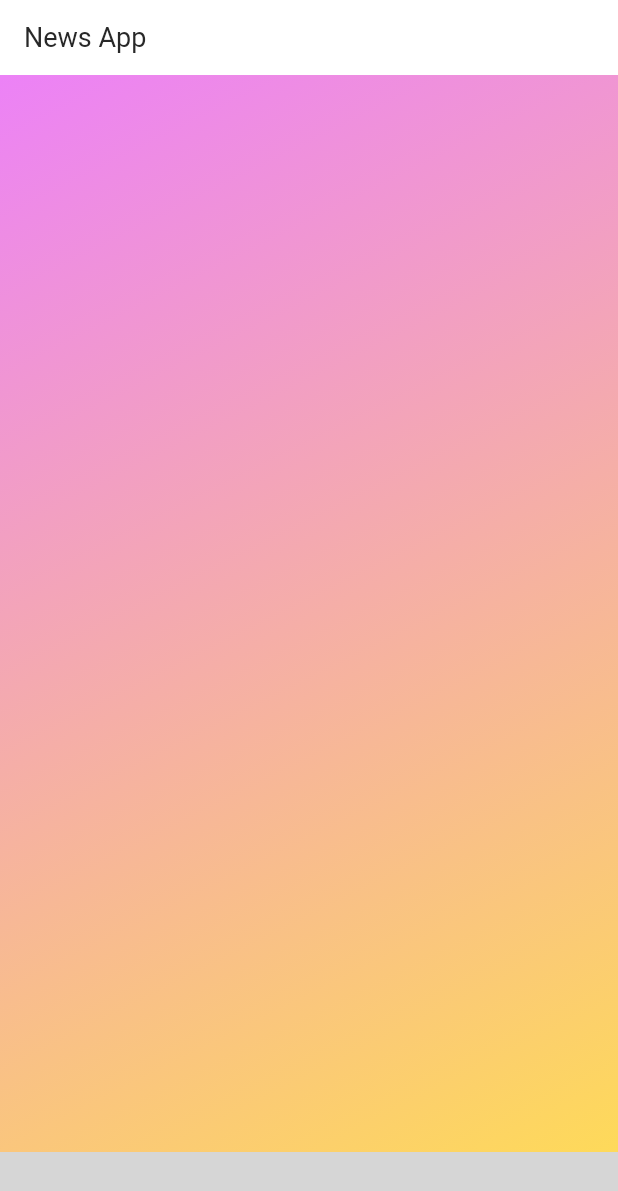
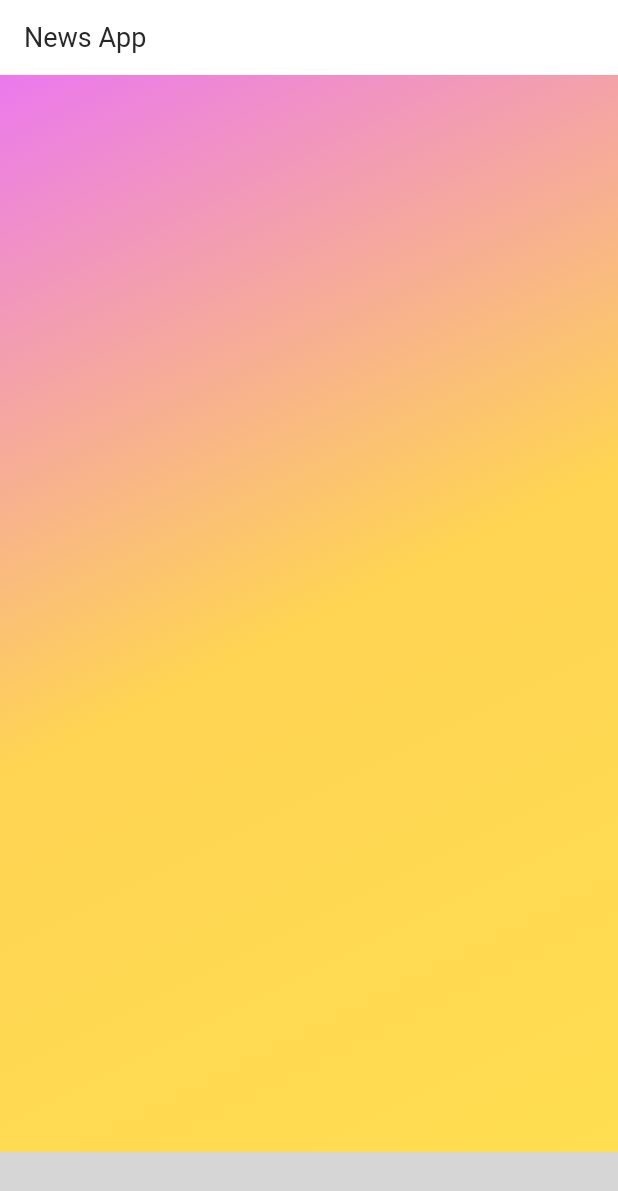
Before and after one commit to TanLocIT200600/do_an_flutter, a Flutter app: the screen it shows after launch, on a phone screen of 412 x 824 dp. Shown: the top 1191 px of the screen. Run offline on Flutter 3.47's test engine with Material 2 defaults, Android fonts, the phone set to English and light mode, and no system bars; our stand-ins replace carousel_slider, dio, eva_icons_flutter, flutter_html, rxdart, timeago; missing offline and left inert: fluid_bottom_nav_bar; grey boxes are pictures that could not be loaded.

Commit message:
[custom] common layout

```diff
--- a/lib/screens/mainScreen.dart
+++ b/lib/screens/mainScreen.dart
@@ -31,8 +31,9 @@ class _MainScreenState extends State<MainScreen> {
               begin: Alignment.topLeft,
               end: Alignment.bottomRight,
               colors: [
-            Color.fromARGB(255, 235, 125, 255),
-            Color.fromARGB(255, 255, 223, 80)
+            Color.fromARGB(255, 233, 111, 255),
+            Color.fromARGB(255, 255, 212, 83),
+            Color.fromARGB(255, 255, 223, 80),
           ])),
       child: Scaffold(
         // backgroundColor: Colors.white,
```
